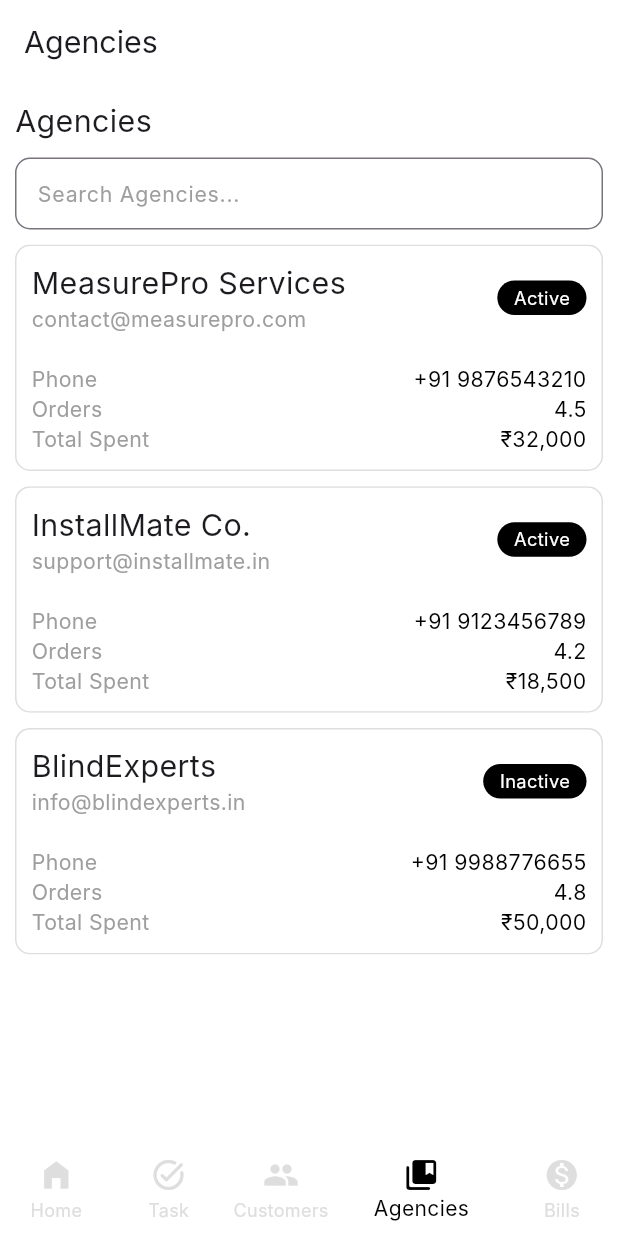
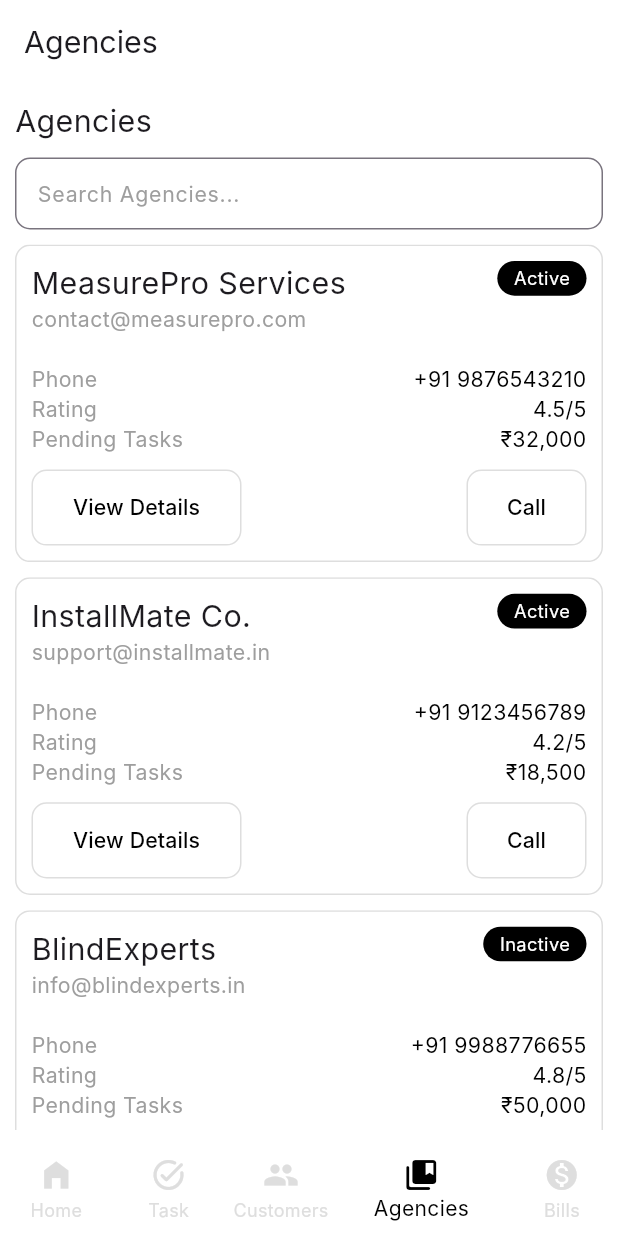
Before and after one commit to PrathamBhavsar/task_app, a Flutter app: the screen it shows after launch, item 4 of the bottom bar chosen, on a phone screen of 412 x 824 dp. Run offline on Flutter 3.47's test engine with Material 3 defaults, Android fonts, the phone set to English and light mode, and no system bars; our stand-ins replace flutter_screenutil, go_router, shared_preferences, syncfusion_flutter_charts; Roboto replaces fonts that are missing (Inter).

Commit message:
added buttons

```diff
--- a/lib/presentation/providers/home_provider.dart
+++ b/lib/presentation/providers/home_provider.dart
@@ -63,7 +63,7 @@ class HomeProvider extends ChangeNotifier {
   Widget get currentPage => pages[_currentBarIndex];
   String get title => titles[_currentBarIndex];
 
-  int _currentBarIndex = 1;
+  int _currentBarIndex = 2;
   int get currentBarIndex => _currentBarIndex;
 
   setBarIndex(int value) {
--- a/lib/presentation/screens/agency/agency_page.dart
+++ b/lib/presentation/screens/agency/agency_page.dart
@@ -8,6 +8,7 @@ import '../../../utils/constants/app_constants.dart';
 import '../../../utils/extensions/padding.dart';
 import '../../providers/home_provider.dart';
 import '../../providers/task_provider.dart';
+import '../../widgets/action_button.dart';
 import '../../widgets/bordered_container.dart';
 import '../../widgets/custom_tag.dart';
 import '../../widgets/custom_text_field.dart';
@@ -45,6 +46,7 @@ class AgencyPage extends StatelessWidget {
               mainAxisAlignment: MainAxisAlignment.spaceBetween,
               children: [
                 Row(
+                  crossAxisAlignment: CrossAxisAlignment.start,
                   mainAxisAlignment: MainAxisAlignment.spaceBetween,
                   children: [
                     Column(
@@ -72,8 +74,8 @@ class AgencyPage extends StatelessWidget {
                       crossAxisAlignment: CrossAxisAlignment.start,
                       children: [
                         Text('Phone', style: AppTexts.inputHintTextStyle),
-                        Text('Orders', style: AppTexts.inputHintTextStyle),
-                        Text('Total Spent', style: AppTexts.inputHintTextStyle),
+                        Text('Rating', style: AppTexts.inputHintTextStyle),
+                        Text('Pending Tasks', style: AppTexts.inputHintTextStyle),
                       ],
                     ),
 
@@ -85,7 +87,7 @@ class AgencyPage extends StatelessWidget {
                           style: AppTexts.inputTextStyle,
                         ),
                         Text(
-                          agencies[index].rating.toString(),
+                          '${agencies[index].rating.toString()}/5',
                           style: AppTexts.inputTextStyle,
                         ),
                         Text(
@@ -93,6 +95,24 @@ class AgencyPage extends StatelessWidget {
                           style: AppTexts.inputTextStyle,
                         ),
                       ],
+                    ),
+                  ],
+                ),
+                10.hGap,
+                Row(
+                  mainAxisAlignment: MainAxisAlignment.spaceBetween,
+                  children: [
+                    IntrinsicWidth(
+                      stepWidth: 20,
+                      child: ActionButton(label: 'View Details', onPress: () {}),
+                    ),
+                    10.wGap,
+                    IntrinsicWidth(
+                      stepWidth: 20,
+                      child: ActionButton(
+                        label: 'Call',
+                        onPress: () {},
+                      ),
                     ),
                   ],
                 ),
--- a/lib/presentation/screens/customer/customer_page.dart
+++ b/lib/presentation/screens/customer/customer_page.dart
@@ -45,6 +45,7 @@ class CustomerPage extends StatelessWidget {
               mainAxisAlignment: MainAxisAlignment.spaceBetween,
               children: [
                 Row(
+                  crossAxisAlignment: CrossAxisAlignment.start,
                   mainAxisAlignment: MainAxisAlignment.spaceBetween,
                   children: [
                     Column(
```
Also changed, not shown: lib/data/models/bill.dart (added, +79 -0 lines), lib/presentation/screens/bill/bill_page.dart (+114 -1 lines), lib/presentation/widgets/tile_row.dart (added, +29 -0 lines).
